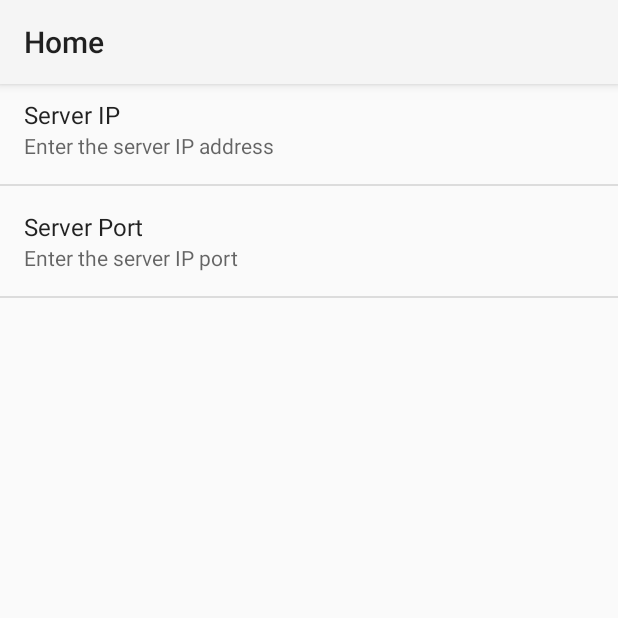
After one commit to SilverJan/PhotoSync, an Android app: the fragment SettingsFragment placed in its activity, on a phone screen of 412 x 824 dp, the top half of it. The commit adds this screen. Run offline under Robolectric (Android 15) with nearby library versions, the phone set to English and light mode, and no system bars; pictures from the network do not load; 1 statement that could not run was skipped.

Commit message:
Add settings fragment

```diff
--- a/app/src/main/java/de/jbi/photosync/activities/MainActivity.java
+++ b/app/src/main/java/de/jbi/photosync/activities/MainActivity.java
@@ -39,6 +39,9 @@ public class MainActivity extends AppCompatActivity {
         setContentView(R.layout.activity_main);
 
         List<Folder> initialFolders = SharedPreferencesUtil.getFolders(this);
+
+        // Set default preferences from preferences.xml
+        PreferenceManager.setDefaultValues(this, R.xml.preferences, false);
         DataContentHandler.getInstance().setFolders(initialFolders);
 
         fragmentTitles = getResources().getStringArray(R.array.fragments_array);
@@ -80,6 +83,9 @@ public class MainActivity extends AppCompatActivity {
                 break;
             case 2:
                 fragment = new FolderSelectionFragment();
+                break;
+            case 3:
+                fragment = new SettingsFragment();
                 break;
             default:
                 fragment = new DashboardFragment();
--- /dev/null
+++ b/app/src/main/java/de/jbi/photosync/fragments/SettingsFragment.java
@@ -0,0 +1,55 @@
+package de.jbi.photosync.fragments;
+
+import android.app.Activity;
+import android.content.Context;
+import android.content.SharedPreferences;
+import android.os.Bundle;
+import android.preference.PreferenceFragment;
+import android.preference.PreferenceManager;
+
+import de.jbi.photosync.R;
+import de.jbi.photosync.activities.MainActivity;
+import de.jbi.photosync.http.PhotoSyncBoundary;
+
+public class SettingsFragment extends PreferenceFragment implements SharedPreferences.OnSharedPreferenceChangeListener{
+
+    Activity activity;
+
+    public static final String KEY_PREF_SERVER_IP = "pref_server_ip";
+    public static final String KEY_PREF_SERVER_PORT = "pref_server_port";
+
+
+    @Override
+    public void onCreate(Bundle savedInstanceState) {
+        super.onCreate(savedInstanceState);
+
+        activity = getActivity();
+
+        // Load the preferences from an XML resource
+        addPreferencesFromResource(R.xml.preferences);
+
+    }
+
+    @Override
+    public void onResume() {
+        super.onResume();
+        getPreferenceScreen().getSharedPreferences()
+                .registerOnSharedPreferenceChangeListener(this);
+    }
+
+    @Override
+    public void onPause() {
+        super.onPause();
+        getPreferenceScreen().getSharedPreferences()
+                .unregisterOnSharedPreferenceChangeListener(this);
+    }
+
+    @Override
+    public void onSharedPreferenceChanged(SharedPreferences sharedPreferences, String key) {
+        if (key.equals(KEY_PREF_SERVER_IP) || key.equals(KEY_PREF_SERVER_PORT)) {
+            MainActivity mainActivity = (MainActivity) activity;
+//            mainActivity.handleHttps();
+        }
+    }
+
+}
--- /dev/null
+++ b/app/src/main/res/xml/preferences.xml
@@ -0,0 +1,18 @@
+<?xml version="1.0" encoding="utf-8"?>
+<PreferenceScreen xmlns:android="http://schemas.android.com/apk/res/android">
+    <!-- Pseudo toolbar workaround -->
+    <EditTextPreference>
+        android:layout_width="match_parent"
+        android:layout_height="?attr/actionBarSize"
+    </EditTextPreference>
+    <EditTextPreference
+        android:defaultValue="@string/default_ip"
+        android:key="pref_server_ip"
+        android:summary="Enter the server IP address"
+        android:title="Server IP"></EditTextPreference>
+    <EditTextPreference
+        android:defaultValue="@string/default_port"
+        android:key="pref_server_port"
+        android:summary="Enter the server IP port"
+        android:title="Server Port"></EditTextPreference>
+</PreferenceScreen>
```
Also changed, not shown: app/src/main/java/de/jbi/photosync/content/SharedPreferencesUtil.java (+7 -0 lines).
